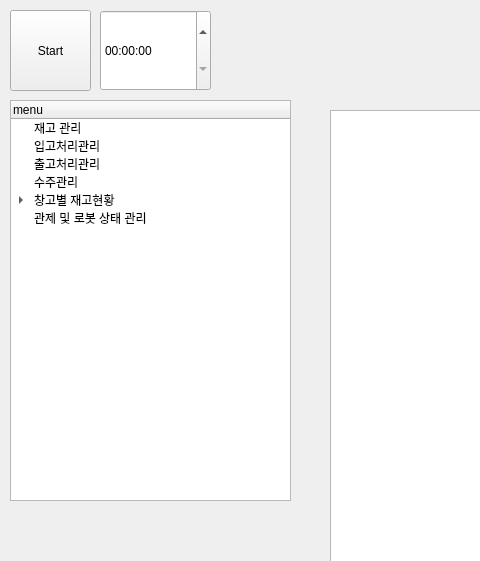
This is main_control_server/src/main_server_gui/ui/window2.ui in addinedu-ros-5th/ros-repo-4 as Qt 5 draws it before an edit; both pictures show x 0 to 480 and y 0 to 561 of the 1328 by 889 pixel window. The edited form follows.
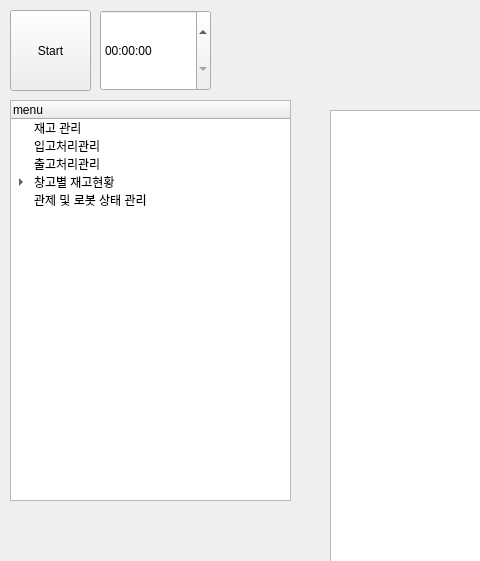
This is the edited form.

Patch:
```diff
--- a/main_control_server/src/main_server_gui/ui/window2.ui
+++ b/main_control_server/src/main_server_gui/ui/window2.ui
@@ -43,11 +43,6 @@
       <string>출고처리관리</string>
      </property>
     </item>
-    <item>
-     <property name="text">
-      <string>수주관리</string>
-     </property>
-    </item>
     <item>
      <property name="text">
       <string>창고별 재고현황</string>
```
